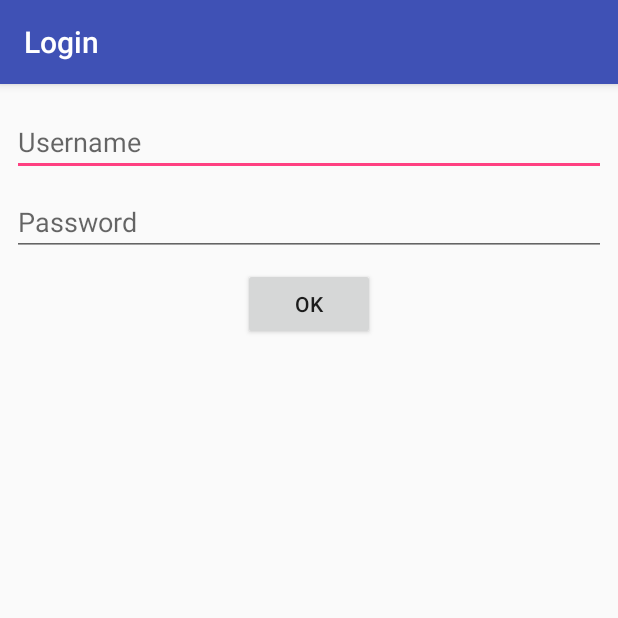
After one commit to will-cromar/trackr-mobile, an Android app: the LoginActivity screen opened directly, with no data from a screen before it, on a phone screen of 412 x 824 dp, the top half of it. The commit adds this screen. Run offline under Robolectric (Android 15) with nearby library versions, the phone set to English and light mode, and no system bars.

Commit message:
Added very basic login functionality.

```diff
--- a/app/src/main/AndroidManifest.xml
+++ b/app/src/main/AndroidManifest.xml
@@ -2,7 +2,7 @@
 <manifest xmlns:android="http://schemas.android.com/apk/res/android"
     package="com.example.my.mynewapp">
 
-    <uses-permission android:name="android.permission.INTERNET"/>
+    <uses-permission android:name="android.permission.INTERNET" />
 
     <application
         android:allowBackup="true"
@@ -11,7 +11,6 @@
         android:roundIcon="@mipmap/ic_launcher_round"
         android:supportsRtl="true"
         android:theme="@style/AppTheme">
-
         <activity
             android:name=".SplashPageActivity"
             android:label="@string/title_activity_splash_page"
@@ -33,6 +32,7 @@
             android:name=".MovieDetailsActivity"
             android:label="@string/title_activity_movie_details"
             android:theme="@style/AppTheme.NoActionBar" />
+        <activity android:name=".LoginActivity"></activity>
     </application>
 
 </manifest>
--- /dev/null
+++ b/app/src/main/java/com/example/my/mynewapp/LoginActivity.kt
@@ -0,0 +1,105 @@
+package com.example.my.mynewapp
+
+import android.support.v7.app.AppCompatActivity
+import android.os.Bundle
+import android.util.Log
+import com.example.my.mynewapp.data.AuthCredentials
+import com.example.my.mynewapp.data.AuthResponse
+import com.example.my.mynewapp.data.WhoAmIResponse
+import com.google.gson.Gson
+import kotlinx.android.synthetic.main.activity_login.*
+import org.jetbrains.anko.*
+import java.io.BufferedInputStream
+import java.io.DataOutputStream
+import java.net.URL
+import javax.net.ssl.HttpsURLConnection
+
+class LoginActivity : AppCompatActivity() {
+
+    override fun onCreate(savedInstanceState: Bundle?) {
+        super.onCreate(savedInstanceState)
+        setContentView(R.layout.activity_login)
+
+        title = "Login"
+
+        loginButton.setOnClickListener {
+            // TODO: Pull this functionality out into appropriate classes and functions
+            doAsync {
+                val authUrl = URL("https://limitless-dusk-74218.herokuapp.com/auth")
+                val whoUrl = URL("https://limitless-dusk-74218.herokuapp.com/api/whoami")
+
+                val gson = Gson()
+
+                val username = usernameBox.text.toString()
+                val password = passwordBox.text.toString()
+
+                val credentials = AuthCredentials(username, password)
+                val credentialsJson = gson.toJson(credentials)
+
+                val authClient = authUrl.openConnection() as HttpsURLConnection
+                val tokenJson : String;
+                try {
+                    authClient.apply {
+                        requestMethod = "POST"
+                        setRequestProperty("Content-Type", "application/json");
+                        setRequestProperty("Accept","*/*");
+                        setDoOutput(true);
+                        setDoInput(true);
+                    }
+
+                    Log.i("JSON", credentialsJson)
+
+                    val outputStream = DataOutputStream(authClient.outputStream)
+                    outputStream.writeBytes(credentialsJson)
+                    outputStream.flush()
+                    outputStream.close()
+
+                    val responseCode = authClient.responseCode
+                    Log.i("STATUS", responseCode.toString());
+                    Log.i("MSG" , authClient.getResponseMessage());
+
+                    val builder = StringBuilder()
+
+                    val inputStream = when(responseCode) {
+                        200 -> BufferedInputStream(authClient.inputStream)
+                        else -> BufferedInputStream(authClient.errorStream)
+                    }
+
+                    inputStream.bufferedReader()
+                            .readLines()
+                            .forEach { builder.appendln(it) }
+                    tokenJson = builder.toString()
+
+                    Log.i("TOK", tokenJson)
+                } finally {
+                    authClient.disconnect();
+                }
+
+                val authToken = gson.fromJson<AuthResponse>(tokenJson, AuthResponse::class.java)
+
+                val whoClient = whoUrl.openConnection() as HttpsURLConnection
+                val whoResponse : String
+                try {
+                    whoClient.apply {
+                        setRequestProperty("Authorization", "JWT ${authToken.access_token}")
+                    }
+                    val inputStream = BufferedInputStream(whoClient.inputStream)
+                    val builder = StringBuilder()
+                    inputStream.bufferedReader()
+                            .readLines()
+                            .forEach { builder.appendln(it) }
+                    whoResponse = builder.toString()
+                } finally {
+                    whoClient.disconnect()
+                }
+
+                val who = gson.fromJson<WhoAmIResponse>(whoResponse, WhoAmIResponse::class.java)
+                val res = "You logged in as ${who.username}!"
+
+                uiThread {
+                    startActivity<DisplayMessageActivity>(EXTRA_MESSAGE to res)
+                }
+            }
+        }
+    }
+}
--- a/app/src/main/java/com/example/my/mynewapp/SplashPageActivity.kt
+++ b/app/src/main/java/com/example/my/mynewapp/SplashPageActivity.kt
@@ -8,12 +8,27 @@ import android.support.v4.app.FragmentPagerAdapter
 import android.support.v4.view.MenuItemCompat
 import android.support.v7.app.AppCompatActivity
 import android.support.v7.widget.SearchView
+import android.util.Log
 import android.view.*
 import android.widget.BaseAdapter
+import android.widget.Toast
+import com.example.my.mynewapp.data.AuthCredentials
+import com.example.my.mynewapp.data.AuthResponse
+import com.example.my.mynewapp.data.WhoAmIResponse
+import com.google.gson.Gson
+import kotlinx.android.synthetic.main.activity_movie_details.*
 import kotlinx.android.synthetic.main.activity_splash_page.*
 import kotlinx.android.synthetic.main.row_browse.view.*
 import kotlinx.android.synthetic.main.fragment_splash_search.view.*
+import org.jetbrains.anko.doAsync
 import org.jetbrains.anko.startActivity
+import org.jetbrains.anko.uiThread
+import java.io.BufferedInputStream
+import java.io.BufferedOutputStream
+import java.io.DataOutputStream
+import java.net.HttpURLConnection
+import java.net.URL
+import javax.net.ssl.HttpsURLConnection
 
 class SplashPageActivity : AppCompatActivity() {
 
@@ -42,6 +57,9 @@ class SplashPageActivity : AppCompatActivity() {
         false
     }
 
+    /**
+     * Controls main layout.
+     */
     override fun onCreate(savedInstanceState: Bundle?) {
         super.onCreate(savedInstanceState)
         setContentView(R.layout.activity_splash_page)
@@ -70,6 +88,13 @@ class SplashPageActivity : AppCompatActivity() {
 
             override fun onQueryTextChange(newText: String?): Boolean = true
         })
+
+        val menuItem = menu?.findItem(R.id.action_profile)!!
+        menuItem.setOnMenuItemClickListener {
+            startActivity<LoginActivity>();
+
+            true;
+        }
 
         return super.onCreateOptionsMenu(menu)
     }
--- a/app/src/main/java/com/example/my/mynewapp/data/WebApiService.kt
+++ b/app/src/main/java/com/example/my/mynewapp/data/WebApiService.kt
@@ -4,6 +4,20 @@ import android.util.Log
 import java.io.BufferedInputStream
 import java.net.HttpURLConnection
 import java.net.URL
+
+// Any JSON response from the server may have error information defined
+open class JsonResponse(val status_code: String? = null,
+                        val error: String? = null,
+                        val description: String? = null)
+
+// Contains a JWT auth token
+data class AuthResponse(val access_token: String?) : JsonResponse()
+
+// Contains the username associated with a "Who am I?" request
+data class WhoAmIResponse(val username: String?) : JsonResponse()
+
+// Login credentials for authorization
+data class AuthCredentials(val username: String, val password: String)
 
 interface WebApiService {
     fun search(query: Query): String
--- /dev/null
+++ b/app/src/main/res/drawable/ic_person_white_24dp.xml
@@ -0,0 +1,9 @@
+<vector xmlns:android="http://schemas.android.com/apk/res/android"
+        android:width="24dp"
+        android:height="24dp"
+        android:viewportWidth="24.0"
+        android:viewportHeight="24.0">
+    <path
+        android:fillColor="#FFFFFFFF"
+        android:pathData="M12,12c2.21,0 4,-1.79 4,-4s-1.79,-4 -4,-4 -4,1.79 -4,4 1.79,4 4,4zM12,14c-2.67,0 -8,1.34 -8,4v2h16v-2c0,-2.66 -5.33,-4 -8,-4z"/>
+</vector>
--- /dev/null
+++ b/app/src/main/res/layout/activity_login.xml
@@ -0,0 +1,48 @@
+<?xml version="1.0" encoding="utf-8"?>
+<android.support.constraint.ConstraintLayout xmlns:android="http://schemas.android.com/apk/res/android"
+    xmlns:app="http://schemas.android.com/apk/res-auto"
+    xmlns:tools="http://schemas.android.com/tools"
+    android:layout_width="match_parent"
+    android:layout_height="match_parent"
+    tools:context="com.example.my.mynewapp.LoginActivity">
+
+    <EditText
+        android:id="@+id/usernameBox"
+        android:layout_width="0dp"
+        android:layout_height="wrap_content"
+        android:layout_marginEnd="8dp"
+        android:layout_marginStart="8dp"
+        android:layout_marginTop="16dp"
+        android:ems="10"
+        android:hint="Username"
+        android:inputType="textPersonName"
+        app:layout_constraintEnd_toEndOf="parent"
+        app:layout_constraintStart_toStartOf="parent"
+        app:layout_constraintTop_toTopOf="parent" />
+
+    <EditText
+        android:id="@+id/passwordBox"
+        android:layout_width="0dp"
+        android:layout_height="wrap_content"
+        android:layout_marginEnd="8dp"
+        android:layout_marginStart="8dp"
+        android:layout_marginTop="8dp"
+        android:ems="10"
+        android:hint="Password"
+        android:inputType="textPassword"
+        app:layout_constraintEnd_toEndOf="parent"
+        app:layout_constraintStart_toStartOf="parent"
+        app:layout_constraintTop_toBottomOf="@+id/usernameBox" />
+
+    <Button
+        android:id="@+id/loginButton"
+        android:layout_width="wrap_content"
+        android:layout_height="wrap_content"
+        android:layout_marginEnd="8dp"
+        android:layout_marginStart="8dp"
+        android:layout_marginTop="8dp"
+        android:text="@android:string/ok"
+        app:layout_constraintEnd_toEndOf="parent"
+        app:layout_constraintStart_toStartOf="parent"
+        app:layout_constraintTop_toBottomOf="@+id/passwordBox" />
+</android.support.constraint.ConstraintLayout>
--- a/app/src/main/res/menu/app_bar.xml
+++ b/app/src/main/res/menu/app_bar.xml
@@ -7,4 +7,9 @@
         android:title="@string/title_default_search"
         app:showAsAction="ifRoom"
         app:actionViewClass="android.support.v7.widget.SearchView" />
+    <item
+        android:id="@+id/action_profile"
+        android:icon="@drawable/ic_person_white_24dp"
+        android:title="@string/title_default_profile"
+        app:showAsAction="ifRoom" />
 </menu>
--- a/app/src/main/res/values/strings.xml
+++ b/app/src/main/res/values/strings.xml
@@ -102,4 +102,5 @@
         "when a user tries to pick up one of cards.\n\n"
     </string>
     <string name="action_settings">Settings</string>
+    <string name="title_default_profile">Profile</string>
 </resources>
```
